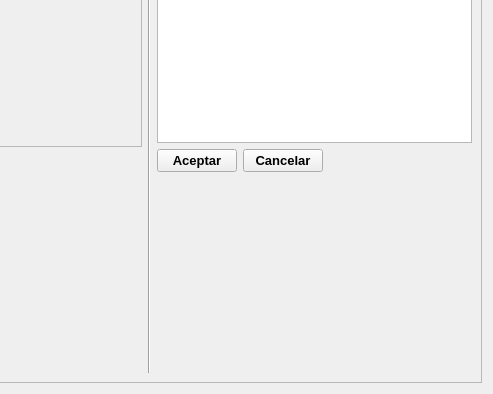
Old version of the form User_app/src/profile_editor/profile_editor_widget.ui in the repository edugaidano/Little-Social-Network; both pictures show x 194 to 687 and y 141 to 535 of the 687 by 535 pixel window.
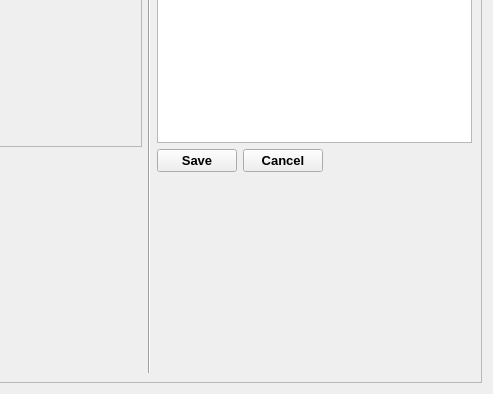
New version of the form.

What changed in the file:
```diff
--- a/User_app/src/profile_editor/profile_editor_widget.ui
+++ b/User_app/src/profile_editor/profile_editor_widget.ui
@@ -191,7 +191,7 @@
                </font>
               </property>
               <property name="text">
-               <string>Aceptar</string>
+               <string>Save</string>
               </property>
              </widget>
             </item>
@@ -211,7 +211,7 @@
                </font>
               </property>
               <property name="text">
-               <string>Cancelar</string>
+               <string>Cancel</string>
               </property>
              </widget>
             </item>
```
Left out of the diff: 10 changed lines with no effect on the pictures.
